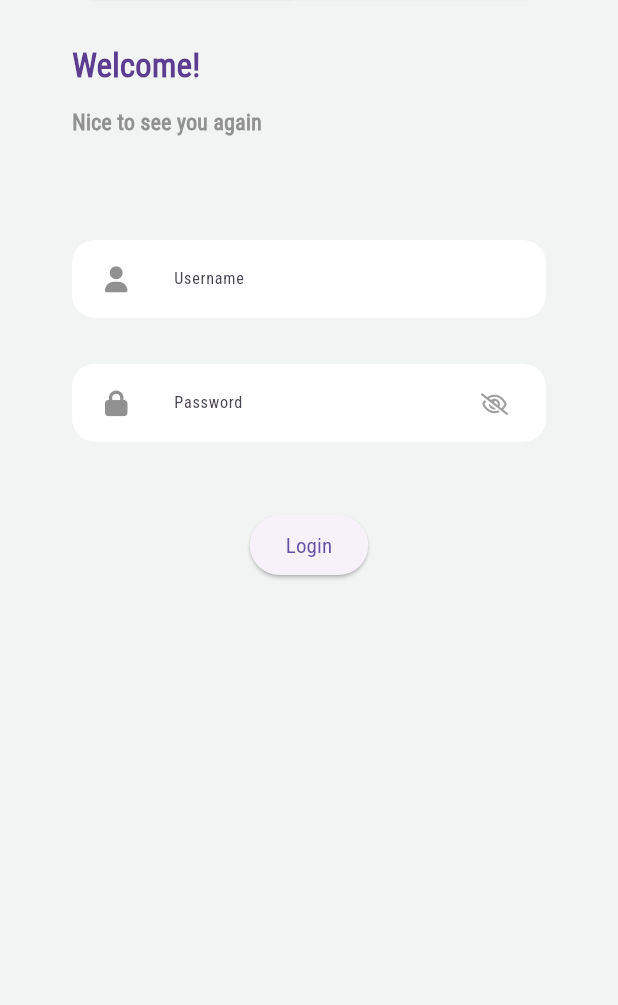
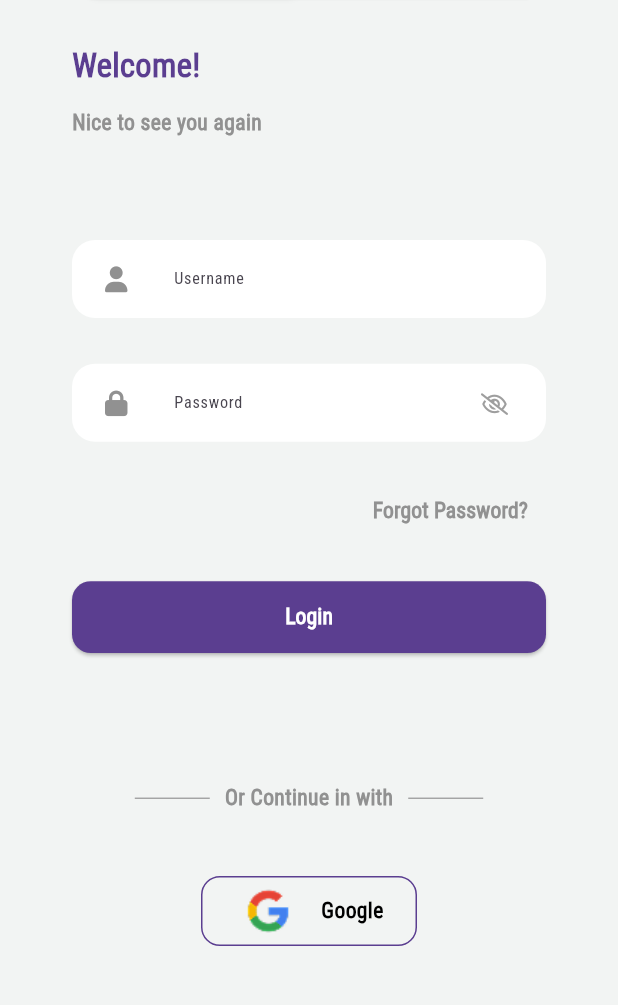
Before and after one commit to Abdelrhman-M98/nuro_app, a Flutter app: the screen it shows after launch, on a phone screen of 412 x 824 dp, the part 59-1064 px from its top. Run offline on Flutter 3.47's test engine with Material 3 defaults, Android fonts, the phone set to English and light mode, and no system bars; our stand-ins replace flutter_screenutil, font_awesome_flutter, go_router.

Commit message:
edit the fields finish signin

```diff
--- /dev/null
+++ b/lib/Core/utils/custom_button.dart
@@ -0,0 +1,32 @@
+// ignore_for_file: public_member_api_docs, sort_constructors_first
+import 'package:flutter/material.dart';
+import 'package:flutter_screenutil/flutter_screenutil.dart';
+
+import 'package:neuro_app/Core/utils/const.dart';
+import 'package:neuro_app/Core/utils/styles.dart';
+
+class CustomButton extends StatelessWidget {
+  const CustomButton({super.key, this.onPressed});
+  final void Function()? onPressed;
+  @override
+  Widget build(BuildContext context) {
+    return ElevatedButton(
+      onPressed: onPressed,
+      style: ElevatedButton.styleFrom(
+        backgroundColor: kPrimaryColor,
+        padding: EdgeInsets.symmetric(vertical: 15.h),
+        minimumSize: Size(double.infinity, 50.h),
+        shape: RoundedRectangleBorder(
+          borderRadius: BorderRadius.circular(14.r),
+        ),
+      ),
+      child: Text(
+        "Login",
+        style: FontStyles.roboto16.copyWith(
+          color: Colors.white,
+          fontWeight: FontWeight.w800,
+        ),
+      ),
+    );
+  }
+}
--- /dev/null
+++ b/lib/Core/utils/custom_divider.dart
@@ -0,0 +1,21 @@
+import 'package:flutter/material.dart';
+import 'package:flutter_screenutil/flutter_screenutil.dart';
+import 'package:neuro_app/Core/utils/styles.dart';
+
+class CustomDivider extends StatelessWidget {
+  const CustomDivider({super.key});
+
+  @override
+  Widget build(BuildContext context) {
+    return Row(
+      mainAxisAlignment: MainAxisAlignment.center,
+      children: [
+        Container(width: 50.w, height: 1.h, color: Colors.grey),
+        SizedBox(width: 10.w),
+        Text("Or Continue in with", style: FontStyles.roboto16),
+        SizedBox(width: 10.w),
+        Container(width: 50.w, height: 1.h, color: Colors.grey),
+      ],
+    );
+  }
+}
--- a/lib/Core/utils/custom_password_field.dart
+++ b/lib/Core/utils/custom_password_field.dart
@@ -18,10 +18,10 @@ class CustomPasswordField extends StatefulWidget {
   final String? Function(String?)? validator;
 
   @override
-  _CustomPasswordFieldState createState() => _CustomPasswordFieldState();
+  CustomPasswordFieldState createState() => CustomPasswordFieldState();
 }
 
-class _CustomPasswordFieldState extends State<CustomPasswordField> {
+class CustomPasswordFieldState extends State<CustomPasswordField> {
   bool isPasswordVisible = false;
 
   void _togglePasswordVisibility() {
--- /dev/null
+++ b/lib/Core/utils/custom_text_button.dart
@@ -0,0 +1,16 @@
+import 'package:flutter/material.dart';
+import 'package:neuro_app/Core/utils/styles.dart';
+
+class CustomTextButton extends StatelessWidget {
+  const CustomTextButton({super.key, required this.text, this.onPressed});
+  final String text;
+  final void Function()? onPressed;
+
+  @override
+  Widget build(BuildContext context) {
+    return TextButton(
+      onPressed: onPressed,
+      child: Text(text, style: FontStyles.roboto16),
+    );
+  }
+}
--- /dev/null
+++ b/lib/Core/utils/google_button.dart
@@ -0,0 +1,35 @@
+import 'package:flutter/material.dart';
+import 'package:flutter_screenutil/flutter_screenutil.dart';
+import 'package:neuro_app/Core/utils/const.dart';
+import 'package:neuro_app/Core/utils/styles.dart';
+
+class GoogleButton extends StatelessWidget {
+  const GoogleButton({super.key});
+
+  @override
+  Widget build(BuildContext context) {
+    return Container(
+      width: 144.w,
+      height: 52.h,
+      decoration: BoxDecoration(
+        border: Border.all(color: kPrimaryColor),
+        color: Colors.transparent,
+        borderRadius: BorderRadius.circular(14.r),
+      ),
+      child: Row(
+        mainAxisAlignment: MainAxisAlignment.center,
+        children: [
+          Image.asset("assets/images/google_icon.png"),
+          SizedBox(width: 13.w),
+          Text(
+            "Google",
+            style: FontStyles.roboto16.copyWith(
+              color: Colors.black,
+              fontWeight: FontWeight.w800,
+            ),
+          ),
+        ],
+      ),
+    );
+  }
+}
--- a/lib/Features/Entry_View/presentation/view/widget/signin_body.dart
+++ b/lib/Features/Entry_View/presentation/view/widget/signin_body.dart
@@ -1,9 +1,16 @@
+// ignore_for_file: public_member_api_docs, sort_constructors_first
+// ignore_for_file: avoid_print
+
 import 'package:flutter/material.dart';
 import 'package:flutter_screenutil/flutter_screenutil.dart';
 import 'package:font_awesome_flutter/font_awesome_flutter.dart';
+import 'package:neuro_app/Core/utils/custom_button.dart';
+import 'package:neuro_app/Core/utils/custom_divider.dart';
 import 'package:neuro_app/Core/utils/custom_password_field.dart';
 import 'package:neuro_app/Core/utils/custom_text_field.dart';
+import 'package:neuro_app/Core/utils/google_button.dart';
 import 'package:neuro_app/Core/utils/styles.dart';
+import 'package:neuro_app/Core/utils/custom_text_button.dart';
 
 class SigninBody extends StatefulWidget {
   const SigninBody({super.key});
@@ -79,8 +86,17 @@ class _SigninBodyState extends State<SigninBody> {
                 ],
               ),
             ),
-            SizedBox(height: 50.h),
-            ElevatedButton(onPressed: validateForm, child: Text("Login")),
+            SizedBox(height: 25.h),
+            Align(
+              alignment: Alignment.centerRight,
+              child: CustomTextButton(text: "Forgot Password?"),
+            ),
+            SizedBox(height: 25.h),
+            CustomButton(onPressed: validateForm),
+            SizedBox(height: 96.h),
+            CustomDivider(),
+            SizedBox(height: 46.h),
+            GoogleButton(),
           ],
         ),
       ),
--- a/pubspec.yaml
+++ b/pubspec.yaml
@@ -64,7 +64,6 @@ flutter:
   # To add assets to your application, add an assets section, like this:
   assets:
     - assets/images/
-    - assets/icons/
   #   - images/a_dot_ham.jpeg
 
   # An image asset can refer to one or more resolution-specific "variants", see
```
Also changed, not shown: assets/images/Doctor.svg (renamed from assets/icons/Doctor.svg), assets/images/Nuers.svg (renamed from assets/icons/Nuers.svg), assets/images/Paient.svg (renamed from assets/icons/Paient.svg), assets/images/google_icon.png (added).
